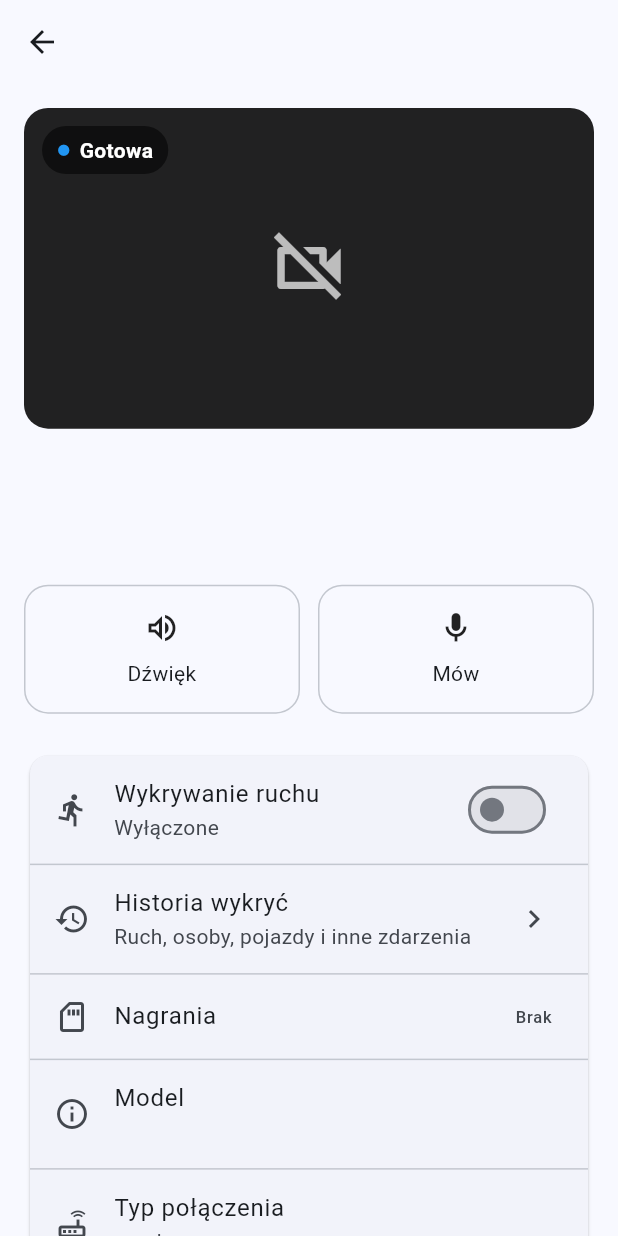
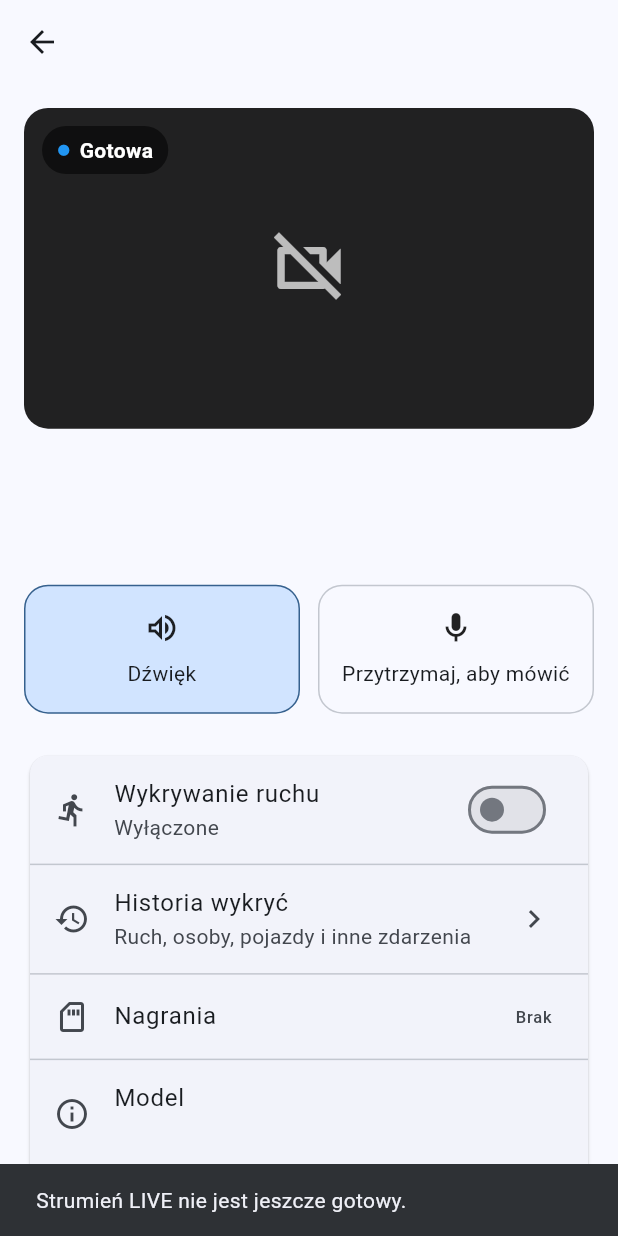
Before and after one commit to cfzdev2/SafeHood, a Flutter app: the CameraDetailsScreen screen opened directly with empty values, after a tap on "Dźwięk", on a phone screen of 412 x 824 dp. Run offline on Flutter 3.47's test engine with Material 3 defaults, Android fonts, the phone set to English and light mode, and no system bars; our stand-ins replace cloud_firestore, cloud_functions, firebase_auth, firebase_core, firebase_messaging, flutter_map and 3 more; missing offline and left inert: firebase_app_installations, flutter_local_device_discovery, geoflutterfire_plus; accounts and stored records are empty; network calls fail.

Commit message:
Add SafeArk camera control panel

```diff
--- a/lib/features/cameras/presentation/camera_details_screen.dart
+++ b/lib/features/cameras/presentation/camera_details_screen.dart
@@ -9,6 +9,7 @@ import '../domain/camera.dart';
 import '../domain/camera_provider.dart';
 import '../../camera_events/presentation/camera_event_history_screen.dart';
 import 'camera_settings_screen.dart';
+import 'widgets/camera_controls_panel.dart';
 
 class CameraDetailsScreen extends StatefulWidget {
   final Camera camera;
@@ -27,6 +28,7 @@ class _CameraDetailsScreenState extends State<CameraDetailsScreen> {
 
   bool _liveLoading = true;
   Object? _liveError;
+  bool _audioEnabled = true;
 
   @override
   void initState() {
@@ -78,6 +80,50 @@ class _CameraDetailsScreenState extends State<CameraDetailsScreen> {
         _liveError = error;
         _liveLoading = false;
       });
+    }
+  }
+
+  Future<void> _toggleAudio() async {
+    final controller = _videoController;
+
+    if (controller == null || !controller.value.isInitialized) {
+      ScaffoldMessenger.of(context).showSnackBar(
+        const SnackBar(
+          content: Text(
+            'Strumień LIVE nie jest '
+            'jeszcze gotowy.',
+          ),
+        ),
+      );
+
+      return;
+    }
+
+    final nextValue = !_audioEnabled;
+
+    try {
+      await controller.setVolume(nextValue ? 1 : 0);
+
+      if (!mounted) {
+        return;
+      }
+
+      setState(() {
+        _audioEnabled = nextValue;
+      });
+    } catch (error) {
+      if (!mounted) {
+        return;
+      }
+
+      ScaffoldMessenger.of(context).showSnackBar(
+        SnackBar(
+          content: Text(
+            'Nie udało się zmienić '
+            'dźwięku: $error',
+          ),
+        ),
+      );
     }
   }
 
@@ -341,29 +387,11 @@ class _CameraDetailsScreenState extends State<CameraDetailsScreen> {
 
               const SizedBox(height: 24),
 
-              Row(
-                children: [
-                  if (capabilities.supportsAudio)
-                    Expanded(
-                      child: _ActionButton(
-                        icon: Icons.volume_up_outlined,
-                        label: 'Dźwięk',
-                        onTap: () {},
-                      ),
-                    ),
-
-                  if (capabilities.supportsAudio && capabilities.supportsTalk)
-                    const SizedBox(width: 12),
-
-                  if (capabilities.supportsTalk)
-                    Expanded(
-                      child: _ActionButton(
-                        icon: Icons.mic_outlined,
-                        label: 'Mów',
-                        onTap: () {},
-                      ),
-                    ),
-                ],
+              CameraControlsPanel(
+                provider: _cameraProvider,
+                state: state,
+                audioEnabled: _audioEnabled,
+                onToggleAudio: _toggleAudio,
               ),
 
               const SizedBox(height: 24),
@@ -461,7 +489,9 @@ class _CameraDetailsScreenState extends State<CameraDetailsScreen> {
 
               if (capabilities.supportsSnapshot)
                 OutlinedButton.icon(
-                  onPressed: () async {
+                  onPressed: state.isOnline
+                      ? () async {
+                          try {
                             await _cameraProvider.takeSnapshot();
 
                             if (!context.mounted) {
@@ -470,13 +500,25 @@ class _CameraDetailsScreenState extends State<CameraDetailsScreen> {
 
                             ScaffoldMessenger.of(context).showSnackBar(
                               const SnackBar(
+                                content: Text('Snapshot wykonany.'),
+                              ),
+                            );
+                          } catch (error) {
+                            if (!context.mounted) {
+                              return;
+                            }
+
+                            ScaffoldMessenger.of(context).showSnackBar(
+                              SnackBar(
                                 content: Text(
-                          'Snapshot wykonany '
-                          '(mock).',
+                                  'Nie udało się wykonać '
+                                  'snapshotu: $error',
                                 ),
                               ),
                             );
-                  },
+                          }
+                        }
+                      : null,
                   icon: const Icon(Icons.camera_alt_outlined),
                   label: const Text('Zrób zdjęcie'),
                 ),
@@ -640,39 +682,3 @@ class _ReportIncidentDialogState extends State<_ReportIncidentDialog> {
     );
   }
 }
-
-class _ActionButton extends StatelessWidget {
-  final IconData icon;
-  final String label;
-  final VoidCallback onTap;
-
-  const _ActionButton({
-    required this.icon,
-    required this.label,
-    required this.onTap,
-  });
-
-  @override
-  Widget build(BuildContext context) {
-    return InkWell(
-      onTap: onTap,
-      borderRadius: BorderRadius.circular(16),
-      child: Container(
-        padding: const EdgeInsets.symmetric(vertical: 16, horizontal: 8),
-        decoration: BoxDecoration(
-          border: Border.all(
-            color: Theme.of(context).colorScheme.outlineVariant,
-          ),
-          borderRadius: BorderRadius.circular(16),
-        ),
-        child: Column(
-          children: [
-            Icon(icon),
-            const SizedBox(height: 8),
-            Text(label, textAlign: TextAlign.center),
-          ],
-        ),
-      ),
-    );
-  }
-}
--- /dev/null
+++ b/lib/features/cameras/presentation/widgets/camera_controls_panel.dart
@@ -0,0 +1,532 @@
+import 'dart:async';
+
+import 'package:flutter/material.dart';
+
+import '../../domain/camera_provider.dart';
+
+class CameraControlsPanel extends StatefulWidget {
+  final CameraProvider provider;
+  final CameraRuntimeState state;
+
+  final bool audioEnabled;
+  final Future<void> Function() onToggleAudio;
+
+  const CameraControlsPanel({
+    super.key,
+    required this.provider,
+    required this.state,
+    required this.audioEnabled,
+    required this.onToggleAudio,
+  });
+
+  @override
+  State<CameraControlsPanel> createState() => _CameraControlsPanelState();
+}
+
+class _CameraControlsPanelState extends State<CameraControlsPanel> {
+  bool _talkRequested = false;
+  bool _floodlightEnabled = false;
+  bool _sirenEnabled = false;
+
+  bool _floodlightBusy = false;
+  bool _sirenBusy = false;
+
+  CameraTalkController? get _talkController {
+    final provider = widget.provider;
+
+    if (provider is CameraTalkController) {
+      return provider as CameraTalkController;
+    }
+
+    return null;
+  }
+
+  CameraPtzController? get _ptzController {
+    final provider = widget.provider;
+
+    if (provider is CameraPtzController) {
+      return provider as CameraPtzController;
+    }
+
+    return null;
+  }
+
+  CameraFloodlightController? get _floodlightController {
+    final provider = widget.provider;
+
+    if (provider is CameraFloodlightController) {
+      return provider as CameraFloodlightController;
+    }
+
+    return null;
+  }
+
+  CameraSirenController? get _sirenController {
+    final provider = widget.provider;
+
+    if (provider is CameraSirenController) {
+      return provider as CameraSirenController;
+    }
+
+    return null;
+  }
+
+  void _showError(String action, Object error) {
+    if (!mounted) {
+      return;
+    }
+
+    ScaffoldMessenger.of(
+      context,
+    ).showSnackBar(SnackBar(content: Text('$action: $error')));
+  }
+
+  Future<void> _startTalk() async {
+    final controller = _talkController;
+
+    if (controller == null) {
+      return;
+    }
+
+    if (_talkRequested) {
+      return;
+    }
+
+    _talkRequested = true;
+
+    if (mounted) {
+      setState(() {});
+    }
+
+    try {
+      await controller.startTalk();
+
+      // Jeśli użytkownik puścił przycisk
+      // przed zakończeniem startTalk,
+      // natychmiast zatrzymujemy mikrofon.
+      if (!_talkRequested) {
+        await controller.stopTalk();
+      }
+    } catch (error) {
+      _talkRequested = false;
+
+      if (mounted) {
+        setState(() {});
+      }
+
+      _showError('Nie udało się uruchomić mikrofonu', error);
+    }
+  }
+
+  Future<void> _stopTalk() async {
+    final controller = _talkController;
+
+    if (controller == null) {
+      return;
+    }
+
+    if (!_talkRequested) {
+      return;
+    }
+
+    _talkRequested = false;
+
+    if (mounted) {
+      setState(() {});
+    }
+
+    try {
+      await controller.stopTalk();
+    } catch (error) {
+      _showError('Nie udało się zatrzymać mikrofonu', error);
+    }
+  }
+
+  Future<void> _nudgePtz(CameraPtzDirection direction) async {
+    final controller = _ptzController;
+
+    if (controller == null) {
+      return;
+    }
+
+    try {
+      await controller.movePtz(direction);
+
+      await Future<void>.delayed(const Duration(milliseconds: 350));
+    } catch (error) {
+      _showError('Nie udało się obrócić kamery', error);
+    } finally {
+      try {
+        await controller.stopPtz();
+      } catch (error) {
+        _showError('Nie udało się zatrzymać PTZ', error);
+      }
+    }
+  }
+
+  Future<void> _setFloodlight(bool enabled) async {
+    final controller = _floodlightController;
+
+    if (controller == null) {
+      return;
+    }
+
+    if (_floodlightBusy) {
+      return;
+    }
+
+    final previousValue = _floodlightEnabled;
+
+    setState(() {
+      _floodlightBusy = true;
+      _floodlightEnabled = enabled;
+    });
+
+    try {
+      await controller.setFloodlight(enabled);
+    } catch (error) {
+      if (mounted) {
+        setState(() {
+          _floodlightEnabled = previousValue;
+        });
+      }
+
+      _showError('Nie udało się zmienić reflektora', error);
+    } finally {
+      if (mounted) {
+        setState(() {
+          _floodlightBusy = false;
+        });
+      }
+    }
+  }
+
+  Future<void> _setSiren(bool enabled) async {
+    final controller = _sirenController;
+
+    if (controller == null) {
+      return;
+    }
+
+    if (_sirenBusy) {
+      return;
+    }
+
+    if (enabled) {
+      final confirmed = await showDialog<bool>(
+        context: context,
+        builder: (dialogContext) {
+          return AlertDialog(
+            title: const Text('Włączyć syrenę?'),
+            content: const Text(
+              'Kamera uruchomi głośny alarm. '
+              'Upewnij się, że nie przestraszy '
+              'osób znajdujących się w pobliżu.',
+            ),
+            actions: [
+              TextButton(
+                onPressed: () {
+                  Navigator.of(dialogContext).pop(false);
+                },
+                child: const Text('Anuluj'),
+              ),
+              FilledButton(
+                onPressed: () {
+                  Navigator.of(dialogContext).pop(true);
+                },
+                child: const Text('Włącz'),
+              ),
+            ],
+          );
+        },
+      );
+
+      if (confirmed != true || !mounted) {
+        return;
+      }
+    }
+
+    final previousValue = _sirenEnabled;
+
+    setState(() {
+      _sirenBusy = true;
+      _sirenEnabled = enabled;
+    });
+
+    try {
+      await controller.setSiren(enabled);
+    } catch (error) {
+      if (mounted) {
+        setState(() {
+          _sirenEnabled = previousValue;
+        });
+      }
+
+      _showError('Nie udało się zmienić syreny', error);
+    } finally {
+      if (mounted) {
+        setState(() {
+          _sirenBusy = false;
+        });
+      }
+    }
+  }
+
+  @override
+  void dispose() {
+    final talkController = _talkController;
+
+    final sirenController = _sirenController;
+
+    final ptzController = _ptzController;
+
+    if (_talkRequested && talkController != null) {
+      unawaited(talkController.stopTalk());
+    }
+
+    if (_sirenEnabled && sirenController != null) {
+      unawaited(sirenController.setSiren(false));
+    }
+
+    if (ptzController != null) {
+      unawaited(ptzController.stopPtz());
+    }
+
+    super.dispose();
+  }
+
+  @override
+  Widget build(BuildContext context) {
+    final capabilities = widget.provider.capabilities;
+
+    final isOnline = widget.state.isOnline;
+
+    final hasPrimaryControls =
+        capabilities.supportsAudio || capabilities.supportsTalk;
+
+    final hasAdvancedControls =
+        capabilities.supportsPtz ||
+        capabilities.supportsFloodlight ||
+        capabilities.supportsSiren;
+
+    if (!hasPrimaryControls && !hasAdvancedControls) {
+      return const SizedBox.shrink();
+    }
+
+    return Column(
+      children: [
+        if (hasPrimaryControls)
+          Row(
+            children: [
+              if (capabilities.supportsAudio)
+                Expanded(
+                  child: _ControlButton(
+                    icon: widget.audioEnabled
+                        ? Icons.volume_up_outlined
+                        : Icons.volume_off_outlined,
+                    label: widget.audioEnabled ? 'Dźwięk' : 'Wyciszony',
+                    active: widget.audioEnabled,
+                    onTap: isOnline
+                        ? () {
+                            unawaited(widget.onToggleAudio());
+                          }
+                        : null,
+                  ),
+                ),
+              if (capabilities.supportsAudio && capabilities.supportsTalk)
+                const SizedBox(width: 12),
+              if (capabilities.supportsTalk)
+                Expanded(
+                  child: _ControlButton(
+                    icon: _talkRequested ? Icons.mic : Icons.mic_outlined,
+                    label: _talkRequested
+                        ? 'Mówisz...'
+                        : 'Przytrzymaj, '
+                              'aby mówić',
+                    active: _talkRequested,
+                    onTap: isOnline ? () {} : null,
+                    onTapDown: isOnline
+                        ? (_) {
+                            unawaited(_startTalk());
+                          }
+                        : null,
+                    onTapUp: isOnline
+                        ? (_) {
+                            unawaited(_stopTalk());
+                          }
+                        : null,
+                    onTapCancel: isOnline
+                        ? () {
+                            unawaited(_stopTalk());
+                          }
+                        : null,
+                  ),
+                ),
+            ],
+          ),
+        if (hasPrimaryControls && hasAdvancedControls)
+          const SizedBox(height: 16),
+        if (hasAdvancedControls)
+          Card(
+            child: Column(
+              children: [
+                if (capabilities.supportsPtz)
+                  Padding(
+                    padding: const EdgeInsets.all(16),
+                    child: Column(
+                      children: [
+                        const Row(
+                          children: [
+                            Icon(Icons.control_camera_outlined),
+                            SizedBox(width: 10),
+                            Expanded(
+                              child: Text(
+                                'Sterowanie kamerą',
+                                style: TextStyle(fontWeight: FontWeight.w600),
+                              ),
+                            ),
+                          ],
+                        ),
+                        const SizedBox(height: 12),
+                        IconButton.filledTonal(
+                          onPressed: isOnline
+                              ? () {
+                                  _nudgePtz(CameraPtzDirection.up);
+                                }
+                              : null,
+                          icon: const Icon(Icons.keyboard_arrow_up),
+                        ),
+                        Row(
+                          mainAxisAlignment: MainAxisAlignment.center,
+                          children: [
+                            IconButton.filledTonal(
+                              onPressed: isOnline
+                                  ? () {
+                                      _nudgePtz(CameraPtzDirection.left);
+                                    }
+                                  : null,
+                              icon: const Icon(Icons.keyboard_arrow_left),
+                            ),
+                            const SizedBox(width: 38),
+                            IconButton.filledTonal(
+                              onPressed: isOnline
+                                  ? () {
+                                      _nudgePtz(CameraPtzDirection.right);
+                                    }
+                                  : null,
+                              icon: const Icon(Icons.keyboard_arrow_right),
+                            ),
+                          ],
+                        ),
+                        IconButton.filledTonal(
+                          onPressed: isOnline
+                              ? () {
+                                  _nudgePtz(CameraPtzDirection.down);
+                                }
+                              : null,
+                          icon: const Icon(Icons.keyboard_arrow_down),
+                        ),
+                      ],
+                    ),
+                  ),
+                if (capabilities.supportsPtz &&
+                    (capabilities.supportsFloodlight ||
+                        capabilities.supportsSiren))
+                  const Divider(height: 1),
+                if (capabilities.supportsFloodlight)
+                  SwitchListTile(
+                    secondary: const Icon(Icons.lightbulb_outline),
+                    title: const Text('Reflektor'),
+                    subtitle: Text(
+                      _floodlightBusy
+                          ? 'Zmieniam...'
+                          : _floodlightEnabled
+                          ? 'Włączony'
+                          : 'Wyłączony',
+                    ),
+                    value: _floodlightEnabled,
+                    onChanged: isOnline && !_floodlightBusy
+                        ? _setFloodlight
+                        : null,
+                  ),
+                if (capabilities.supportsFloodlight &&
+                    capabilities.supportsSiren)
+                  const Divider(height: 1),
+                if (capabilities.supportsSiren)
+                  SwitchListTile(
+                    secondary: const Icon(Icons.notifications_active_outlined),
+                    title: const Text('Syrena'),
+                    subtitle: Text(
+                      _sirenBusy
+                          ? 'Zmieniam...'
+                          : _sirenEnabled
+                          ? 'Włączona'
+                          : 'Wyłączona',
+                    ),
+                    value: _sirenEnabled,
+                    onChanged: isOnline && !_sirenBusy ? _setSiren : null,
+                  ),
+              ],
+            ),
+          ),
+      ],
+    );
+  }
+}
+
+class _ControlButton extends StatelessWidget {
+  final IconData icon;
+  final String label;
+  final bool active;
+
+  final VoidCallback? onTap;
+  final GestureTapDownCallback? onTapDown;
+  final GestureTapUpCallback? onTapUp;
+  final VoidCallback? onTapCancel;
+
+  const _ControlButton({
+    required this.icon,
+    required this.label,
+    required this.onTap,
+    this.active = false,
+    this.onTapDown,
+    this.onTapUp,
+    this.onTapCancel,
+  });
+
+  @override
+  Widget build(BuildContext context) {
+    final colorScheme = Theme.of(context).colorScheme;
+
+    return InkWell(
+      onTap: onTap,
+      onTapDown: onTapDown,
+      onTapUp: onTapUp,
+      onTapCancel: onTapCancel,
+      borderRadius: BorderRadius.circular(16),
+      child: AnimatedContainer(
+        duration: const Duration(milliseconds: 150),
+        padding: const EdgeInsets.symmetric(vertical: 16, horizontal: 8),
+        decoration: BoxDecoration(
+          color: active ? colorScheme.primaryContainer : null,
+          border: Border.all(
+            color: active ? colorScheme.primary : colorScheme.outlineVariant,
+          ),
+          borderRadius: BorderRadius.circular(16),
+        ),
+        child: Column(
+          children: [
+            Icon(
+              icon,
+              color: onTap == null
+                  ? colorScheme.onSurfaceVariant.withValues(alpha: 0.45)
+                  : null,
+            ),
+            const SizedBox(height: 8),
+            Text(label, maxLines: 2, textAlign: TextAlign.center),
+          ],
+        ),
+      ),
+    );
+  }
+}
```
Lines whose indentation alone changed are shown as unchanged.
